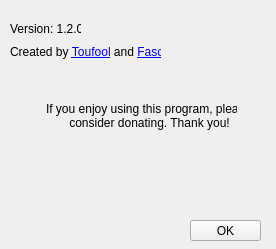
Before: the Qt Designer form res/about.ui in Toufool/AutoSplit, drawn with Qt 5.
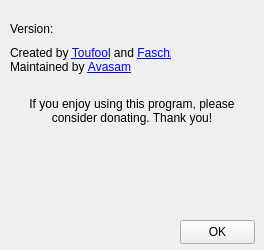
After: the same form once the commit is applied. Icons and pictures are not drawn.

Diff of the .ui file:
```diff
--- a/res/about.ui
+++ b/res/about.ui
@@ -6,20 +6,20 @@
    <rect>
     <x>0</x>
     <y>0</y>
-    <width>276</width>
-    <height>249</height>
+    <width>264</width>
+    <height>250</height>
    </rect>
   </property>
   <property name="minimumSize">
    <size>
-    <width>276</width>
-    <height>249</height>
+    <width>264</width>
+    <height>250</height>
    </size>
   </property>
   <property name="maximumSize">
    <size>
-    <width>276</width>
-    <height>249</height>
+    <width>264</width>
+    <height>250</height>
    </size>
   </property>
   <property name="windowTitle">
@@ -32,10 +32,10 @@
   <widget class="QPushButton" name="okButton">
    <property name="geometry">
     <rect>
-     <x>190</x>
+     <x>180</x>
      <y>220</y>
-     <width>71</width>
-     <height>21</height>
+     <width>75</width>
+     <height>24</height>
     </rect>
    </property>
    <property name="text">
@@ -47,12 +47,12 @@
     <rect>
      <x>10</x>
      <y>44</y>
-     <width>151</width>
-     <height>16</height>
+     <width>161</width>
+     <height>32</height>
     </rect>
    </property>
    <property name="text">
-    <string>&lt;html&gt;&lt;head/&gt;&lt;body&gt;&lt;p&gt;Created by &lt;a href=&quot;https://twitter.com/toufool&quot;&gt;&lt;span style=&quot; text-decoration: underline; color:#0000ff;&quot;&gt;Toufool&lt;/span&gt;&lt;/a&gt; and &lt;a href=&quot;https://twitter.com/faschz&quot;&gt;&lt;span style=&quot; text-decoration: underline; color:#0000ff;&quot;&gt;Faschz&lt;/span&gt;&lt;/a&gt;&lt;/p&gt;&lt;/body&gt;&lt;/html&gt;</string>
+    <string>&lt;html&gt;&lt;head/&gt;&lt;body&gt;&lt;p&gt;Created by &lt;a href=&quot;https://twitter.com/toufool&quot;&gt;&lt;span style=&quot; text-decoration: underline; color:#0000ff;&quot;&gt;Toufool&lt;/span&gt;&lt;/a&gt; and &lt;a href=&quot;https://twitter.com/faschz&quot;&gt;&lt;span style=&quot; text-decoration: underline; color:#0000ff;&quot;&gt;Faschz&lt;/span&gt;&lt;/a&gt;&lt;br/&gt;Maintained by &lt;a href=&quot;https://twitter.com/Avasam06&quot;&gt;&lt;span style=&quot; text-decoration: underline; color:#0000ff;&quot;&gt;Avasam&lt;/span&gt;&lt;/a&gt;&lt;/p&gt;&lt;/body&gt;&lt;/html&gt;</string>
    </property>
   </widget>
   <widget class="QLabel" name="versionLabel">
@@ -60,39 +60,42 @@
     <rect>
      <x>10</x>
      <y>21</y>
-     <width>71</width>
+     <width>161</width>
      <height>16</height>
     </rect>
    </property>
    <property name="text">
-    <string>Version: 1.2.0</string>
+    <string>Version:</string>
    </property>
   </widget>
   <widget class="QLabel" name="donatetextLabel">
    <property name="geometry">
     <rect>
-     <x>46</x>
+     <x>30</x>
      <y>95</y>
-     <width>191</width>
-     <height>41</height>
+     <width>204</width>
+     <height>32</height>
     </rect>
    </property>
    <property name="text">
     <string>If you enjoy using this program, please
-       consider donating. Thank you!</string>
+consider donating. Thank you!</string>
+   </property>
+   <property name="alignment">
+    <set>Qt::AlignCenter</set>
    </property>
   </widget>
   <widget class="QLabel" name="donatebuttonLabel">
    <property name="geometry">
     <rect>
-     <x>52</x>
-     <y>127</y>
-     <width>171</width>
-     <height>91</height>
+     <x>60</x>
+     <y>150</y>
+     <width>147</width>
+     <height>47</height>
     </rect>
    </property>
    <property name="text">
-    <string>&lt;html&gt;&lt;head/&gt;&lt;body&gt;&lt;p&gt;&lt;a href=&quot;https://www.paypal.com/cgi-bin/webscr?cmd=_donations&amp;business=BYRHQG69YRHBA&amp;item_name=AutoSplit+development&amp;currency_code=USD&amp;source=url&quot;&gt;&lt;img src=&quot;:/resources/donatebutton.png&quot;/&gt;&lt;/p&gt;&lt;/body&gt;&lt;/html&gt;</string>
+    <string>&lt;html&gt;&lt;head/&gt;&lt;body&gt;&lt;p&gt;&lt;a href=&quot;https://www.paypal.com/cgi-bin/webscr?cmd=_donations&amp;amp;business=BYRHQG69YRHBA&amp;amp;item_name=AutoSplit+development&amp;amp;currency_code=USD&amp;amp;source=url&quot;&gt;&lt;img src=&quot;:/resources/btn_donateCC_LG.png&quot;/&gt;&lt;/a&gt;&lt;/p&gt;&lt;/body&gt;&lt;/html&gt;</string>
    </property>
    <property name="alignment">
     <set>Qt::AlignCenter</set>
```
